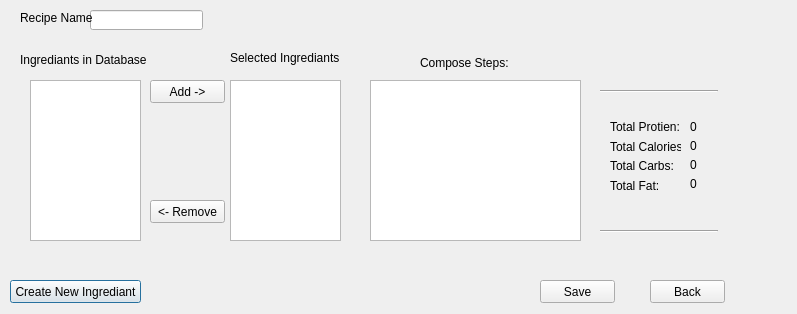
escobaros-dos/mealplanner, file mealplanner/createrecipewindow.ui: the form before one commit.
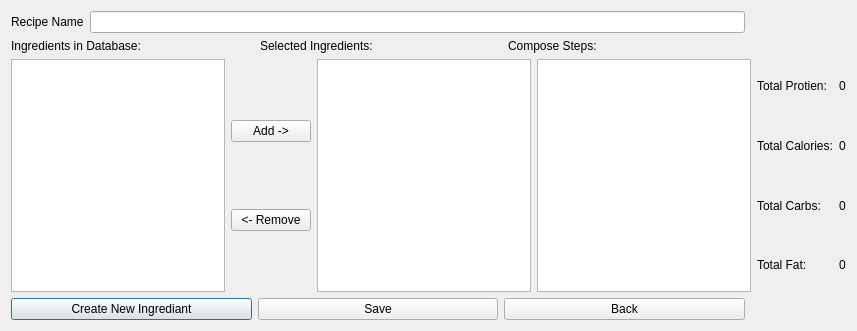
The form after the commit.

Commit message: refactored some of the code. This includes: Updating widget, and button names Formatted widgets Todo: connect all buttons and signals

What changed in the file:
```diff
--- a/mealplanner/createrecipewindow.ui
+++ b/mealplanner/createrecipewindow.ui
@@ -6,288 +6,177 @@
    <rect>
     <x>0</x>
     <y>0</y>
-    <width>797</width>
-    <height>314</height>
+    <width>857</width>
+    <height>331</height>
    </rect>
   </property>
   <property name="windowTitle">
    <string>Dialog</string>
   </property>
-  <widget class="QPushButton" name="CreateIngridientButton">
-   <property name="geometry">
-    <rect>
-     <x>10</x>
-     <y>280</y>
-     <width>131</width>
-     <height>23</height>
-    </rect>
-   </property>
-   <property name="text">
-    <string>Create New Ingrediant</string>
-   </property>
-  </widget>
-  <widget class="QLineEdit" name="RecipeNameEdit">
-   <property name="geometry">
-    <rect>
-     <x>90</x>
-     <y>10</y>
-     <width>113</width>
-     <height>20</height>
-    </rect>
-   </property>
-  </widget>
-  <widget class="QLabel" name="label">
-   <property name="geometry">
-    <rect>
-     <x>20</x>
-     <y>10</y>
-     <width>91</width>
-     <height>16</height>
-    </rect>
-   </property>
-   <property name="text">
-    <string>Recipe Name</string>
-   </property>
-  </widget>
-  <widget class="QLabel" name="label_2">
-   <property name="geometry">
-    <rect>
-     <x>20</x>
-     <y>50</y>
-     <width>131</width>
-     <height>20</height>
-    </rect>
-   </property>
-   <property name="text">
-    <string>Ingrediants in Database</string>
-   </property>
-  </widget>
-  <widget class="QLabel" name="label_3">
-   <property name="geometry">
-    <rect>
-     <x>230</x>
-     <y>50</y>
-     <width>111</width>
-     <height>16</height>
-    </rect>
-   </property>
-   <property name="text">
-    <string>Selected Ingrediants</string>
-   </property>
-  </widget>
-  <widget class="QPushButton" name="AddFromDatabase">
-   <property name="geometry">
-    <rect>
-     <x>150</x>
-     <y>80</y>
-     <width>75</width>
-     <height>23</height>
-    </rect>
-   </property>
-   <property name="text">
-    <string>Add -&gt;</string>
-   </property>
-  </widget>
-  <widget class="QPushButton" name="RemoveFromSelected">
-   <property name="geometry">
-    <rect>
-     <x>150</x>
-     <y>200</y>
-     <width>75</width>
-     <height>23</height>
-    </rect>
-   </property>
-   <property name="text">
-    <string>&lt;- Remove</string>
-   </property>
-  </widget>
-  <widget class="Line" name="line_2">
-   <property name="geometry">
-    <rect>
-     <x>600</x>
-     <y>230</y>
-     <width>118</width>
-     <height>3</height>
-    </rect>
-   </property>
-   <property name="orientation">
-    <enum>Qt::Horizontal</enum>
-   </property>
-  </widget>
-  <widget class="Line" name="line">
-   <property name="geometry">
-    <rect>
-     <x>600</x>
-     <y>90</y>
-     <width>118</width>
-     <height>3</height>
-    </rect>
-   </property>
-   <property name="orientation">
-    <enum>Qt::Horizontal</enum>
-   </property>
-  </widget>
-  <widget class="QListWidget" name="listWidget">
-   <property name="geometry">
-    <rect>
-     <x>30</x>
-     <y>80</y>
-     <width>111</width>
-     <height>161</height>
-    </rect>
-   </property>
-  </widget>
-  <widget class="QListWidget" name="listWidget_2">
-   <property name="geometry">
-    <rect>
-     <x>230</x>
-     <y>80</y>
-     <width>111</width>
-     <height>161</height>
-    </rect>
-   </property>
-  </widget>
-  <widget class="QPushButton" name="RecipeSaveToDbButton">
-   <property name="geometry">
-    <rect>
-     <x>540</x>
-     <y>280</y>
-     <width>75</width>
-     <height>23</height>
-    </rect>
-   </property>
-   <property name="text">
-    <string>Save</string>
-   </property>
-  </widget>
-  <widget class="QPushButton" name="RecipeBackButton">
-   <property name="geometry">
-    <rect>
-     <x>650</x>
-     <y>280</y>
-     <width>75</width>
-     <height>23</height>
-    </rect>
-   </property>
-   <property name="text">
-    <string>Back</string>
-   </property>
-  </widget>
-  <widget class="QPlainTextEdit" name="StepsEdit">
-   <property name="geometry">
-    <rect>
-     <x>370</x>
-     <y>80</y>
-     <width>211</width>
-     <height>161</height>
-    </rect>
-   </property>
-  </widget>
-  <widget class="QLabel" name="label_4">
-   <property name="geometry">
-    <rect>
-     <x>420</x>
-     <y>53</y>
-     <width>91</width>
-     <height>20</height>
-    </rect>
-   </property>
-   <property name="text">
-    <string>Compose Steps:</string>
-   </property>
-  </widget>
-  <widget class="QLabel" name="FatLabel_2">
-   <property name="geometry">
-    <rect>
-     <x>690</x>
-     <y>158</y>
-     <width>69</width>
-     <height>13</height>
-    </rect>
-   </property>
-   <property name="text">
-    <string>0</string>
-   </property>
-  </widget>
-  <widget class="QLabel" name="CarbLabel_2">
-   <property name="geometry">
-    <rect>
-     <x>690</x>
-     <y>177</y>
-     <width>69</width>
-     <height>13</height>
-    </rect>
-   </property>
-   <property name="text">
-    <string>0</string>
-   </property>
-  </widget>
-  <widget class="QLabel" name="CalorieLabel_2">
-   <property name="geometry">
-    <rect>
-     <x>690</x>
-     <y>139</y>
-     <width>69</width>
-     <height>13</height>
-    </rect>
-   </property>
-   <property name="text">
-    <string>0</string>
-   </property>
-  </widget>
-  <widget class="QLabel" name="ProtienLabel_2">
-   <property name="geometry">
-    <rect>
-     <x>690</x>
-     <y>120</y>
-     <width>69</width>
-     <height>13</height>
-    </rect>
-   </property>
-   <property name="text">
-    <string>0</string>
-   </property>
-  </widget>
-  <widget class="QWidget" name="">
-   <property name="geometry">
-    <rect>
-     <x>610</x>
-     <y>120</y>
-     <width>71</width>
-     <height>72</height>
-    </rect>
-   </property>
-   <layout class="QVBoxLayout" name="verticalLayout">
-    <item>
-     <widget class="QLabel" name="ProtienLabel">
-      <property name="text">
-       <string>Total Protien:</string>
-      </property>
-     </widget>
-    </item>
-    <item>
-     <widget class="QLabel" name="CalorieLabel">
-      <property name="text">
-       <string>Total Calories:</string>
-      </property>
-     </widget>
-    </item>
-    <item>
-     <widget class="QLabel" name="FatLabel">
-      <property name="text">
-       <string>Total Carbs:</string>
-      </property>
-     </widget>
-    </item>
-    <item>
-     <widget class="QLabel" name="CarbLabel">
-      <property name="text">
-       <string>Total Fat:</string>
-      </property>
-     </widget>
-    </item>
-   </layout>
-  </widget>
+  <layout class="QGridLayout" name="gridLayout_2">
+   <item row="3" column="0">
+    <layout class="QHBoxLayout" name="horizontalLayout_4">
+     <item>
+      <widget class="QPushButton" name="CreateIngridientButton">
+       <property name="text">
+        <string>Create New Ingrediant</string>
+       </property>
+      </widget>
+     </item>
+     <item>
+      <widget class="QPushButton" name="RecipeSaveToDbButton">
+       <property name="text">
+        <string>Save</string>
+       </property>
+      </widget>
+     </item>
+     <item>
+      <widget class="QPushButton" name="RecipeBackButton">
+       <property name="text">
+        <string>Back</string>
+       </property>
+      </widget>
+     </item>
+    </layout>
+   </item>
+   <item row="2" column="2" colspan="2">
+    <layout class="QGridLayout" name="gridLayout">
+     <item row="2" column="0">
+      <widget class="QLabel" name="CarbsLabel">
+       <property name="text">
+        <string>Total Carbs:</string>
+       </property>
+      </widget>
+     </item>
+     <item row="3" column="0">
+      <widget class="QLabel" name="FatLabel">
+       <property name="text">
+        <string>Total Fat:</string>
+       </property>
+      </widget>
+     </item>
+     <item row="0" column="2">
+      <widget class="QLabel" name="ProtienInputLabel">
+       <property name="text">
+        <string>0</string>
+       </property>
+      </widget>
+     </item>
+     <item row="3" column="2">
+      <widget class="QLabel" name="FatInputLabel">
+       <property name="text">
+        <string>0</string>
+       </property>
+      </widget>
+     </item>
+     <item row="2" column="2">
+      <widget class="QLabel" name="CarbsInputLabel">
+       <property name="text">
+        <string>0</string>
+       </property>
+      </widget>
+     </item>
+     <item row="1" column="2">
+      <widget class="QLabel" name="CaloriesInputLabel">
+       <property name="text">
+        <string>0</string>
+       </property>
+      </widget>
+     </item>
+     <item row="1" column="0">
+      <widget class="QLabel" name="CalorieLabel">
+       <property name="text">
+        <string>Total Calories:</string>
+       </property>
+      </widget>
+     </item>
+     <item row="0" column="0">
+      <widget class="QLabel" name="ProtienLabel">
+       <property name="text">
+        <string>Total Protien:</string>
+       </property>
+      </widget>
+     </item>
+    </layout>
+   </item>
+   <item row="1" column="0" colspan="2">
+    <layout class="QHBoxLayout" name="horizontalLayout">
+     <item>
+      <widget class="QLabel" name="label_2">
+       <property name="text">
+        <string>Ingredients in Database:</string>
+       </property>
+      </widget>
+     </item>
+     <item>
+      <widget class="QLabel" name="label_3">
+       <property name="text">
+        <string>Selected Ingredients:</string>
+       </property>
+      </widget>
+     </item>
+     <item>
+      <widget class="QLabel" name="label_4">
+       <property name="text">
+        <string>Compose Steps:</string>
+       </property>
+      </widget>
+     </item>
+    </layout>
+   </item>
+   <item row="2" column="0" colspan="2">
+    <layout class="QHBoxLayout" name="horizontalLayout_2">
+     <item>
+      <widget class="QListWidget" name="listWidget"/>
+     </item>
+     <item>
+      <layout class="QVBoxLayout" name="verticalLayout">
+       <item>
+        <widget class="QPushButton" name="AddFromDatabase">
+         <property name="text">
+          <string>Add -&gt;</string>
+         </property>
+        </widget>
+       </item>
+       <item>
+        <widget class="QPushButton" name="RemoveFromSelected">
+         <property name="text">
+          <string>&lt;- Remove</string>
+         </property>
+        </widget>
+       </item>
+      </layout>
+     </item>
+     <item>
+      <widget class="QListWidget" name="listWidget_2"/>
+     </item>
+     <item>
+      <widget class="QPlainTextEdit" name="StepsEdit"/>
+     </item>
+    </layout>
+   </item>
+   <item row="0" column="0">
+    <layout class="QHBoxLayout" name="horizontalLayout_3">
+     <item>
+      <widget class="QLabel" name="label">
+       <property name="text">
+        <string>Recipe Name</string>
+       </property>
+      </widget>
+     </item>
+     <item>
+      <widget class="QLineEdit" name="RecipeNameEdit"/>
+     </item>
+    </layout>
+   </item>
+  </layout>
+  <zorder>layoutWidget</zorder>
+  <zorder>FatLabel</zorder>
+  <zorder>horizontalLayoutWidget</zorder>
+  <zorder>horizontalLayoutWidget_2</zorder>
+  <zorder>listWidget_2</zorder>
+  <zorder>verticalLayoutWidget_2</zorder>
+  <zorder>verticalLayoutWidget_3</zorder>
  </widget>
  <resources/>
  <connections/>
```
The commit also changes 7 other files.
